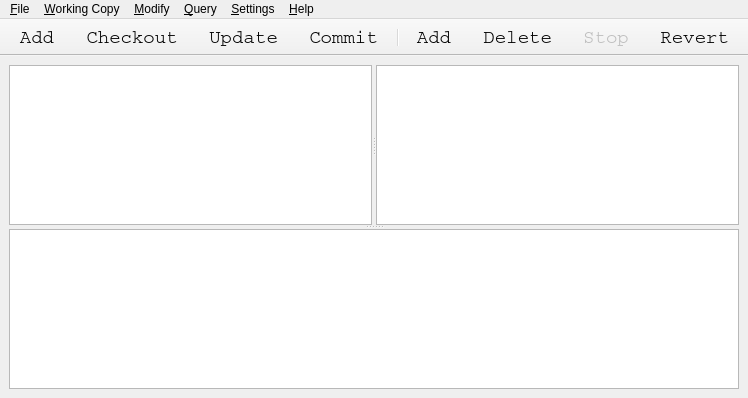
Before: the Qt Designer form src/forms/qsvn.ui in anrichter/qsvn, drawn with Qt 5.
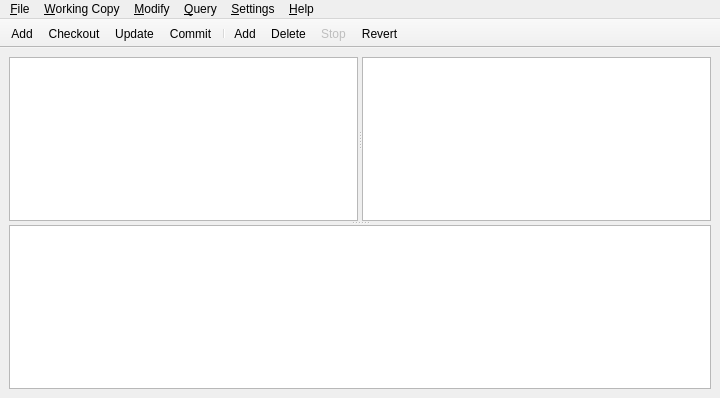
After: the same form once the commit is applied. Icons and pictures are not drawn.

Commit message: - use normal font for text and bigger icons in the toolbar

Patch:
```diff
--- a/src/forms/qsvn.ui
+++ b/src/forms/qsvn.ui
@@ -6,7 +6,7 @@
    <rect>
     <x>0</x>
     <y>0</y>
-    <width>630</width>
+    <width>720</width>
     <height>398</height>
    </rect>
   </property>
@@ -75,8 +75,8 @@
     <rect>
      <x>0</x>
      <y>0</y>
-     <width>630</width>
-     <height>22</height>
+     <width>720</width>
+     <height>21</height>
     </rect>
    </property>
    <widget class="QMenu" name="menuSettings">
@@ -152,12 +152,6 @@
      <height>9</height>
     </size>
    </property>
-   <property name="font">
-    <font>
-     <family>Courier</family>
-     <pointsize>14</pointsize>
-    </font>
-   </property>
    <property name="windowTitle">
     <string>Modify</string>
    </property>
@@ -175,8 +169,8 @@
    </property>
    <property name="iconSize">
     <size>
-     <width>20</width>
-     <height>20</height>
+     <width>36</width>
+     <height>36</height>
     </size>
    </property>
    <property name="toolButtonStyle">
@@ -189,7 +183,7 @@
     <enum>TopToolBarArea</enum>
    </attribute>
    <attribute name="toolBarBreak">
-    <bool>true</bool>
+    <bool>false</bool>
    </attribute>
    <addaction name="actionWcAdd"/>
    <addaction name="actionWcCheckout"/>
```
Left out of the diff: 4 changed lines with no effect on the pictures.
